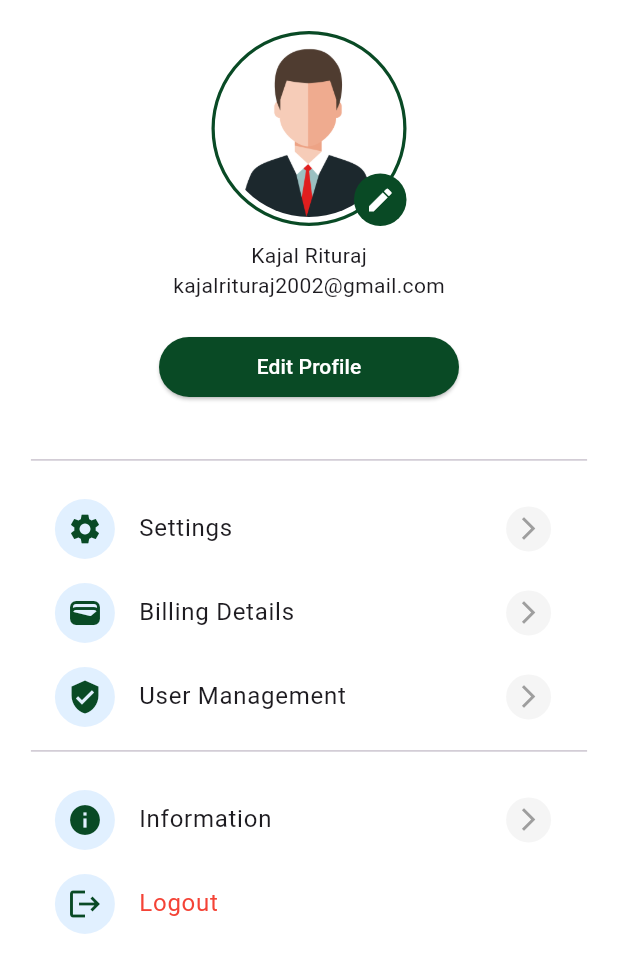
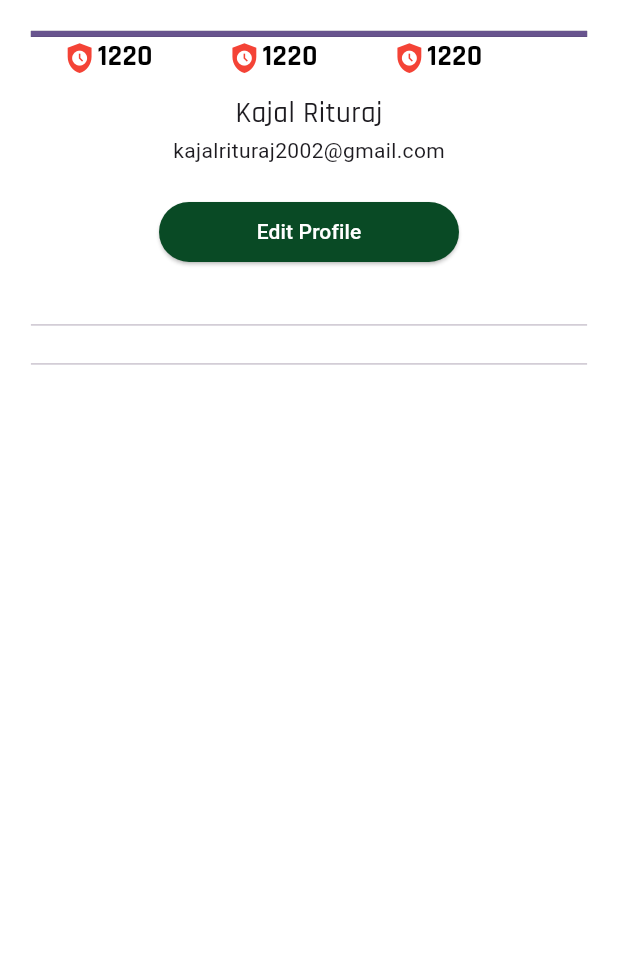
Before and after one commit to SaurHub123/Green-Learning, a Flutter app: the AccountScreen screen opened directly, on a phone screen of 412 x 824 dp. Shown: the top 973 px of the screen. Run offline on Flutter 3.47's test engine with Material 3 defaults, Android fonts, the phone set to English and light mode, and no system bars; our stand-ins replace awesome_snackbar_content, cloud_firestore, concentric_transition, firebase_auth, firebase_core, flutter_svg and 5 more; missing offline and left inert: miladtech_flutter_icons; accounts and stored records are empty.

Commit message:
profile tile

```diff
--- /dev/null
+++ b/lib/views/main_screens/account/account_components.dart
@@ -0,0 +1,57 @@
+import 'package:flutter/material.dart';
+import 'package:google_fonts/google_fonts.dart';
+import 'package:responsive_sizer/responsive_sizer.dart';
+
+class AccountComponents {
+  static Widget progressTile(double progressValue) {
+    return LinearProgressIndicator(
+      value: progressValue,
+      backgroundColor: Colors.black,
+    );
+  }
+
+  static Widget profileTile() {
+    return Container(
+      child: Column(
+        children: [
+          // profile
+          Container(
+            padding: EdgeInsets.symmetric(horizontal: 5.w),
+            child: Row(
+              children: [
+                AccountComponents.statsTile(
+                    Icons.safety_check, Colors.red, "1220"),
+                AccountComponents.statsTile(
+                    Icons.safety_check, Colors.red, "1220"),
+                AccountComponents.statsTile(
+                    Icons.safety_check, Colors.red, "1220"),
+              ],
+            ),
+          ),
+        ],
+      ),
+    );
+  }
+
+  static Widget statsTile(IconData iconData, Color iconColor, String title) {
+    return Expanded(
+      child: Row(
+        children: [
+          Icon(
+            iconData,
+            size: 20.sp,
+            color: iconColor,
+          ),
+          Text(
+            title,
+            style: GoogleFonts.rajdhani(
+              fontWeight: FontWeight.bold,
+              fontSize: 18.sp,
+              color: Colors.black,
+            ),
+          )
+        ],
+      ),
+    );
+  }
+}
--- a/lib/views/main_screens/account/account_screen.dart
+++ b/lib/views/main_screens/account/account_screen.dart
@@ -1,6 +1,8 @@
 import 'package:flutter/material.dart';
+import 'package:google_fonts/google_fonts.dart';
 import 'package:green_learning/utils/constants.dart';
-import 'package:green_learning/views/main_screens/account/profile_menu.dart';
+import 'package:green_learning/views/main_screens/account/account_components.dart';
+// import 'package:green_learning/views/main_screens/account/profile_menu.dart';
 import 'package:green_learning/views/main_screens/account/update_profile_screen.dart';
 import 'package:responsive_sizer/responsive_sizer.dart';
 import 'package:get/get.dart';
@@ -23,48 +25,16 @@ class _AccountScreenState extends State<AccountScreen> {
             padding: EdgeInsets.all(5.w),
             child: Column(
               children: [
-                Stack(
-                  children: [
-                    Container(
-                      width: 130,
-                      height: 130,
-                      padding: EdgeInsets.all(8.sp),
-                      decoration: BoxDecoration(
-                        shape: BoxShape.circle,
-                        border: Border.all(
-                            color: Constants.primaryColor, width: 6.sp),
-                      ),
-                      child: Container(
-                        padding: EdgeInsets.all(3.w),
-                        decoration: const BoxDecoration(
-                          shape: BoxShape.circle,
-                          image: DecorationImage(
-                            image: AssetImage("assets/images/avt1.png"),
-                          ),
-                        ),
-                      ),
-                    ),
-                    Positioned(
-                      bottom: 0,
-                      right: 0,
-                      child: Container(
-                        width: 35,
-                        height: 35,
-                        decoration: BoxDecoration(
-                            borderRadius: BorderRadius.circular(100),
-                            color: Constants.primaryColor),
-                        child: const Icon(
-                          Icons.edit,
-                          color: Colors.white,
-                          size: 20,
-                        ),
-                      ),
-                    ),
-                  ],
-                ),
+                AccountComponents.progressTile(50),
+                AccountComponents.profileTile(),
+
                 const SizedBox(height: 10),
                 Text(
                   "Kajal Rituraj",
+                  style: GoogleFonts.rajdhani(
+                    fontSize: 18.sp,
+                    fontWeight: FontWeight.w500,
+                  ),
                 ),
                 Text(
                   "kajalrituraj2002@gmail.com",
@@ -89,64 +59,64 @@ class _AccountScreenState extends State<AccountScreen> {
                 const SizedBox(height: 30),
                 const Divider(),
                 const SizedBox(height: 10),
-                ProfileMenuWidget(
-                  title: "Settings",
-                  icon: Icons.settings,
-                  onPress: () {},
-                ),
-                ProfileMenuWidget(
-                  title: "Billing Details",
-                  icon: Icons.wallet,
-                  onPress: () {},
-                ),
-                ProfileMenuWidget(
-                  title: "User Management",
-                  icon: Icons.verified_user,
-                  onPress: () {},
-                ),
+                // ProfileMenuWidget(
+                //   title: "Settings",
+                //   icon: Icons.settings,
+                //   onPress: () {},
+                // ),
+                // ProfileMenuWidget(
+                //   title: "Billing Details",
+                //   icon: Icons.wallet,
+                //   onPress: () {},
+                // ),
+                // ProfileMenuWidget(
+                //   title: "User Management",
+                //   icon: Icons.verified_user,
+                //   onPress: () {},
+                // ),
                 const Divider(),
                 const SizedBox(height: 10),
-                ProfileMenuWidget(
-                  title: "Information",
-                  icon: Icons.info,
-                  onPress: () {},
-                ),
-                ProfileMenuWidget(
-                  title: "Logout",
-                  icon: Icons.logout,
-                  textColor: Colors.red,
-                  endIcon: false,
-                  onPress: () {
-                    Get.defaultDialog(
-                      title: "LOGOUT",
-                      titleStyle: const TextStyle(fontSize: 20),
-                      content: const Padding(
-                        padding: EdgeInsets.symmetric(vertical: 15.0),
-                        child: Text(
-                          "Are you sure, you want to Logout?",
-                        ),
-                      ),
-                      confirm: Expanded(
-                        child: ElevatedButton(
-                          // onPressed: () => AuthenticationRepository.instance.logout(),
-                          style: ElevatedButton.styleFrom(
-                              backgroundColor: const Color(0xffB5D9FF),
-                              side: BorderSide.none),
-                          onPressed: () {},
-                          child: const Text(
-                            "Yes",
-                          ),
-                        ),
-                      ),
-                      cancel: OutlinedButton(
-                        onPressed: () => Get.back(),
-                        child: const Text(
-                          "No",
-                        ),
-                      ),
-                    );
-                  },
-                ),
+                // ProfileMenuWidget(
+                //   title: "Information",
+                //   icon: Icons.info,
+                //   onPress: () {},
+                // ),
+                // ProfileMenuWidget(
+                //   title: "Logout",
+                //   icon: Icons.logout,
+                //   textColor: Colors.red,
+                //   endIcon: false,
+                //   onPress: () {
+                //     Get.defaultDialog(
+                //       title: "LOGOUT",
+                //       titleStyle: const TextStyle(fontSize: 20),
+                //       content: const Padding(
+                //         padding: EdgeInsets.symmetric(vertical: 15.0),
+                //         child: Text(
+                //           "Are you sure, you want to Logout?",
+                //         ),
+                //       ),
+                //       confirm: Expanded(
+                //         child: ElevatedButton(
+                //           // onPressed: () => AuthenticationRepository.instance.logout(),
+                //           style: ElevatedButton.styleFrom(
+                //               backgroundColor: const Color(0xffB5D9FF),
+                //               side: BorderSide.none),
+                //           onPressed: () {},
+                //           child: const Text(
+                //             "Yes",
+                //           ),
+                //         ),
+                //       ),
+                //       cancel: OutlinedButton(
+                //         onPressed: () => Get.back(),
+                //         child: const Text(
+                //           "No",
+                //         ),
+                //       ),
+                //     );
+                //   },
+                // ),
               ],
             ),
           ),
--- a/lib/views/main_screens/account/profile_menu.dart
+++ /dev/null
@@ -1,52 +0,0 @@
-import 'package:flutter/material.dart';
-import 'package:green_learning/utils/constants.dart';
-// import 'package:line_awesome_flutter/line_awesome_flutter.dart';
-
-
-
-class ProfileMenuWidget extends StatelessWidget {
-  const ProfileMenuWidget({
-    Key? key,
-    required this.title,
-    required this.icon,
-    required this.onPress,
-    this.endIcon = true,
-    this.textColor,
-  }) : super(key: key);
-
-  final String title;
-  final IconData icon;
-  final VoidCallback onPress;
-  final bool endIcon;
-  final Color? textColor;
-
-  @override
-  Widget build(BuildContext context) {
-
-    var isDark = MediaQuery.of(context).platformBrightness == Brightness.dark;
-    var iconColor = isDark ? "yellow" : "blue";
-
-    return ListTile(
-      onTap: onPress,
-      leading: Container(
-
-        width: 40,
-        height: 40,
-        decoration: BoxDecoration(
-          borderRadius: BorderRadius.circular(100),
-          color: Color(0xffB5D9FF).withOpacity(0.4),
-        ),
-        child: Icon(icon, color: Constants.primaryColor),
-      ),
-      title: Text(title, style: Theme.of(context).textTheme.bodyLarge?.apply(color: textColor)),
-      trailing: endIcon? Container(
-          width: 30,
-          height: 30,
-          decoration: BoxDecoration(
-            borderRadius: BorderRadius.circular(100),
-            color: Colors.grey.withOpacity(0.1),
-          ),
-          child: const Icon(Icons.arrow_forward_ios, size: 18.0, color: Colors.grey)) : null,
-    );
-  }
-}
```
Also changed, not shown: lib/views/common/components/stacked_avatar.dart (added, +50 -0 lines), lib/views/main_screens/dashboard/dashboard_screen.dart (+18 -10 lines).
